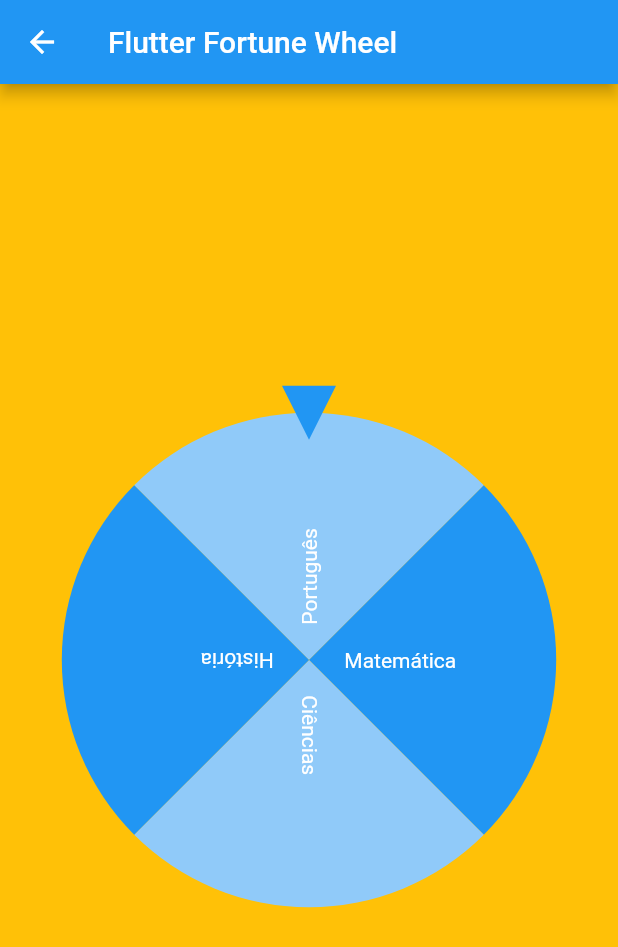
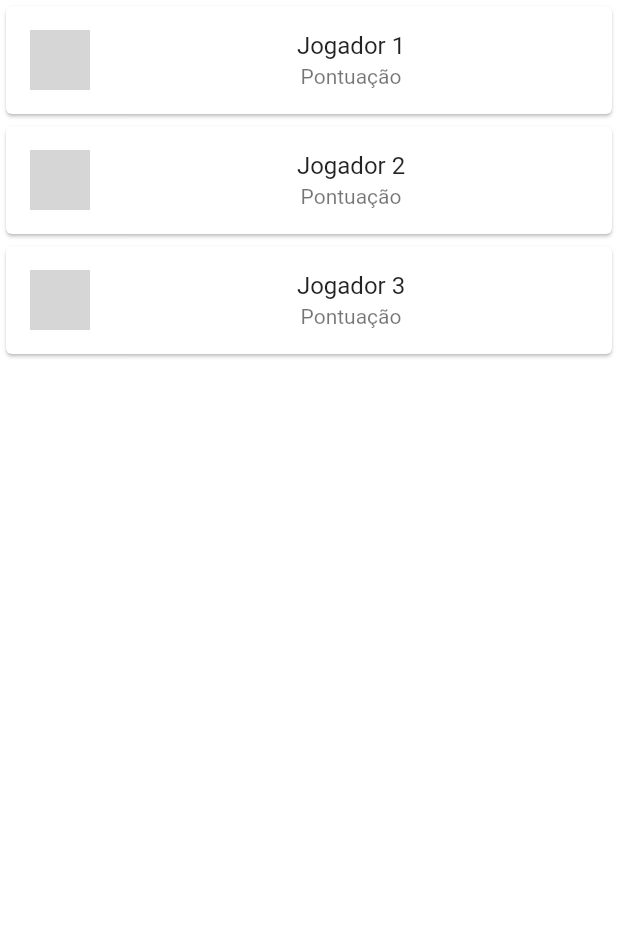
Before and after one commit to Bryanb27/Quest-An_Android_project, a Flutter app: the screen it shows after launch, after a tap on "Jogo rápido", on a phone screen of 412 x 824 dp. Shown: the top 947 px of the screen. Run offline on Flutter 3.47's test engine with Material 2 defaults, Android fonts, the phone set to English and light mode, and no system bars; drawn by our look-alikes of flutter_fortune_wheel; missing offline and left inert: counter, flutter_rounded_progress_bar; network calls fail; grey boxes are pictures that could not be loaded.

Commit message:
Alterações finais interface

```diff
--- a/Pergunta/lib/main.dart
+++ /dev/null
@@ -1,21 +0,0 @@
-import 'package:flutter/material.dart';
-import 'package:untitled/home.dart';
-
-void main() {
-  runApp(MyApp());
-}
-
-class MyApp extends StatelessWidget{
-  @override
-  Widget build(BuildContext context) {
-    return MaterialApp(
-      title: 'Quiz',
-      theme: ThemeData(
-        primaryColor: Colors.red,
-      ),
-    home: Home(),
-    );
-  }
-
-
-}
--- a/list_app/lib/Home.dart
+++ b/list_app/lib/Home.dart
@@ -8,9 +8,18 @@ class Home extends StatefulWidget {
   _Home createState() => _Home();
 }
 
+/*_dadosInit(){
+
+}*/
+
 class _Home extends State<Home> {
   @override
   Widget build(BuildContext context) {
+    int geografiaPercent = 32;
+    int historiaPercent = 30;
+    int portuguesPercent = 32;
+    int matematicaPercent = 30;
+
     return Scaffold(
       appBar: AppBar(
         title: Text("Icone + Nome do jogador"),
@@ -39,7 +48,7 @@ class _Home extends State<Home> {
                             onPressed: () {
                               Navigator.pushNamed(
                                 context,
-                                "/Roda_da_pergunta",
+                                "/Lista",
                               );
                             },
                             style: ElevatedButton.styleFrom(
@@ -61,7 +70,7 @@ class _Home extends State<Home> {
                             onPressed: () {
                               Navigator.pushNamed(
                                 context,
-                                "/Roda_da_pergunta",
+                                "/Lista",
                               );
                             },
                           ),
@@ -79,7 +88,9 @@ class _Home extends State<Home> {
                         padding: EdgeInsets.all(2.0),
                         child: RoundedProgressBar(
                           //childLeft: Text("$percent%",
-                          childLeft: Text("30%",
+                            childCenter: Text("Geografia",
+                              style: TextStyle(color: Colors.white),),
+                          childLeft: Text("$geografiaPercent%",
                               style: TextStyle(color: Colors.white)),
                             percent: 37,
                           theme: RoundedProgressBarTheme.green),
@@ -88,7 +99,9 @@ class _Home extends State<Home> {
                         padding: EdgeInsets.all(2.0),
                         child: RoundedProgressBar(
                           //childLeft: Text("$percent%",
-                            childLeft: Text("30%",
+                            childCenter: Text("Historia",
+                              style: TextStyle(color: Colors.white),),
+                            childLeft: Text("$historiaPercent%",
                                 style: TextStyle(color: Colors.white)),
                             percent: 58,
                             theme: RoundedProgressBarTheme.blue),
@@ -97,22 +110,23 @@ class _Home extends State<Home> {
                         padding: EdgeInsets.all(2.0),
                         child: RoundedProgressBar(
                           //childLeft: Text("$percent%",
-                            childLeft: Text("30%",
+                            childCenter: Text("Português",
+                              style: TextStyle(color: Colors.white),),
+                            childLeft: Text("$portuguesPercent%",
                                 style: TextStyle(color: Colors.white)),
                             percent: 15,
                             theme: RoundedProgressBarTheme.purple),
                       ),
-                      Text("Matemática"),
                       Padding(
                         padding: EdgeInsets.all(2.0),
                         child: RoundedProgressBar(
                           //childLeft: Text("$percent%",
                             childCenter: Text("Matemática",
                                  style: TextStyle(color: Colors.white),),
-                            childLeft: Text("30%",
+                            childLeft: Text("$matematicaPercent%",
                                 style: TextStyle(color: Colors.white)),
                             percent: 87,
-                            theme: RoundedProgressBarTheme.yellow),
+                            theme: RoundedProgressBarTheme.midnight),
                       ),
                     ],
                   ),
--- a/list_app/lib/lista.dart
+++ b/list_app/lib/lista.dart
@@ -1,34 +1,47 @@
 import 'package:flutter/material.dart';
+import 'package:counter/counter.dart';
 
-class Home extends StatefulWidget {
+class Lista extends StatefulWidget {
   @override
-  _HomeState createState() => _HomeState();
+  _ListaState createState() => _ListaState();
 }
 
-class _HomeState extends State<Home> {
+class _ListaState extends State<Lista> {
 
- // List _itens = [];
+  List _itens = [];
 
-  /*void _carregarItens(){
+  void _carregarItens() {
     _itens = [];
-    for(int i=0; i<=10; i++){
+    for (int i = 0; i <= 10; i++) {
       Map<String, dynamic> item = Map();
       item["titulo"] = "Titulo ${i} da lista";
-      item["icone"]= Image.asset("icone.png");
+      item["icone"] = Image.asset("icone.png");
       _itens.add(item);
     }
-  }*/
-  final titles = ["List 1", "List 2", "List 3"];
+  }
+
+  final titles = ["Jogador 1", "Jogador 2", "Jogador 3"];
   final subtitles = [
-    "Here is list 1 subtitle",
-    "Here is list 2 subtitle",
-    "Here is list 3 subtitle"
+    "Pontuação",
+    "Pontuação",
+    "Pontuação"
   ];
+
 //final icons = [Icons.airplanemode_off, Icons.access_alarm, Icons.access_time];
 
   @override
   Widget build(BuildContext context) {
-    return ListView.builder(
+    _carregarItens();
+    Future.delayed(const Duration(milliseconds: 5000), () {
+        Navigator.pushNamed(
+          context,
+          "/Roda",
+        );
+        // Here you can write your code for open new view
+      });
+
+    return Container(
+      child: ListView.builder(
           itemCount: titles.length,
           itemBuilder: (context, index) {
             return Card(
@@ -41,10 +54,14 @@ class _HomeState extends State<Home> {
                               "https://images.unsplash.com/photo-1547721064-da6cfb341d50")),
                       //trailing: Icon(icons[index])),
                     )));
-        });
+          }),
+    );
   }
-    //_carregarItens();
-  /*  return Scaffold(
+}
+
+
+ /*
+    return Scaffold(
       appBar: AppBar(
         title: Text("Lista"),
       ),
@@ -100,7 +117,9 @@ class _HomeState extends State<Home> {
         ),
       ),
     );
-  }*/
+  }
 
 
 }
+
+  */
--- a/list_app/lib/main.dart
+++ b/list_app/lib/main.dart
@@ -2,14 +2,16 @@ import 'package:flutter/material.dart';
 import 'Home.dart';
 import 'RodaPergunta.dart';
 import 'Pergunta.dart';
+import 'Lista.dart';
 
 void main(){
   runApp(MaterialApp(
     debugShowCheckedModeBanner: false,
     initialRoute: "/",
     routes: {
-      "/Roda_da_pergunta": (context) => RodaPergunta(),
+      "/Roda": (context) => RodaPergunta(),
       "/Pergunta": (context) => Pergunta(),
+      "/Lista": (context) => Lista(),
     },
     home: Home(),
   ));
--- a/list_app/pubspec.yaml
+++ b/list_app/pubspec.yaml
@@ -30,6 +30,8 @@ dependencies:
   cupertino_icons: ^1.0.2
   flutter_fortune_wheel: ^1.2.0
   flutter_rounded_progress_bar: ^0.2.0
+  shared_preferences: ^2.0.13
+  counter: ^0.2.2
 
 dev_dependencies:
   flutter_test:
```
Also changed, not shown: list_app/lib/Pergunta.dart (+24 -4 lines), list_app/pubspec.lock. Lines whose indentation alone changed are shown as unchanged.
